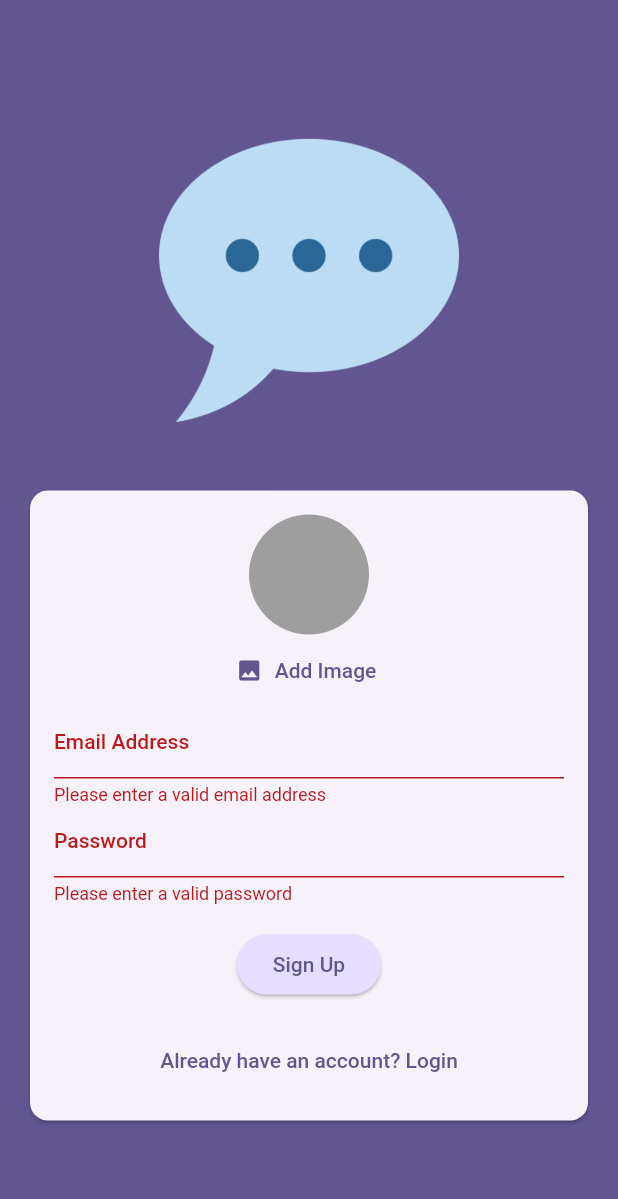
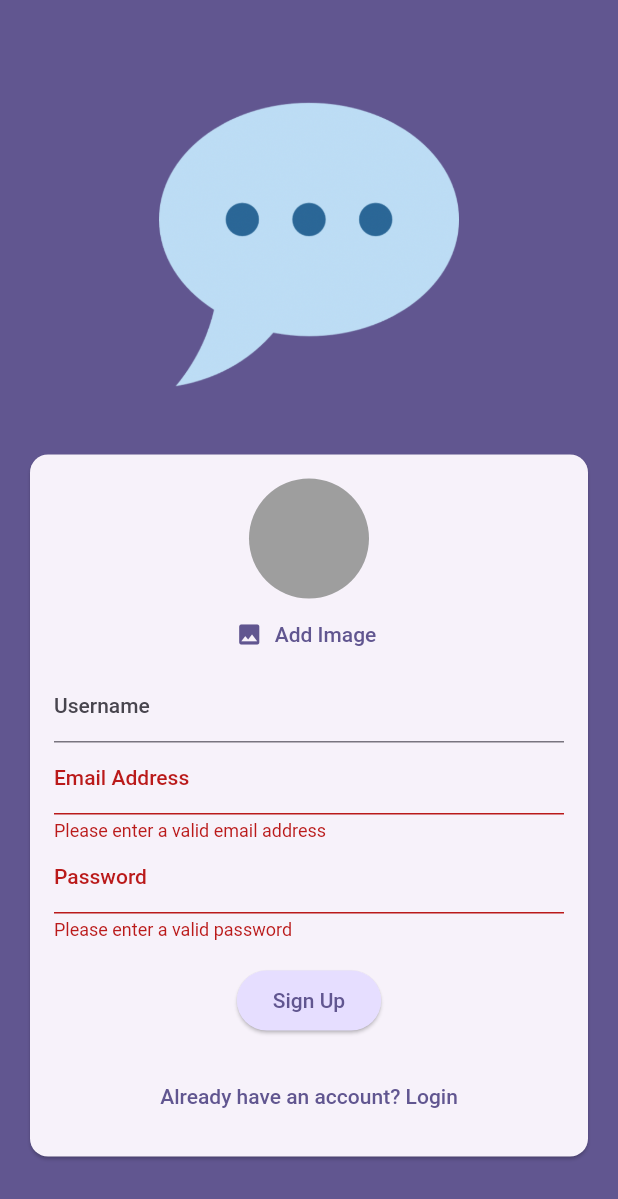
Before and after one commit to musharaffalikhan/chat_app_flutter, a Flutter app: the screen it shows after launch, after a tap on "Login", after a tap on "Create an account", on a phone screen of 412 x 824 dp. Shown: the top 1199 px of the screen. Run offline on Flutter 3.47's test engine with Material 2 defaults, Android fonts, the phone set to English and light mode, and no system bars; our stand-ins replace cloud_firestore, firebase_auth, firebase_core, firebase_storage, image_picker; accounts and stored records are empty.

Commit message:
Added username field in auth screen

```diff
--- a/lib/screens/auth.dart
+++ b/lib/screens/auth.dart
@@ -19,6 +19,7 @@ class _AuthScreenState extends State<AuthScreen> {
   final formKey = GlobalKey<FormState>();
   var _enteredEmail = "";
   var _enteredPassword = "";
+  var _enteredUsername = "";
   File? _selectedImage;
   var _isAuthenticating = false;
 
@@ -49,7 +50,7 @@ class _AuthScreenState extends State<AuthScreen> {
             .collection('users')
             .doc(userCredentials.user!.uid)
             .set({
-          'username': 'which has to done',
+          'username': _enteredUsername,
           'email': _enteredEmail,
           'image_url': imageURL,
         });
@@ -103,6 +104,24 @@ class _AuthScreenState extends State<AuthScreen> {
                             UserImagePicker(
                               onPickImage: (pickedImage) {
                                 _selectedImage = pickedImage;
+                              },
+                            ),
+                          if (!_isLogin)
+                            TextFormField(
+                              decoration: const InputDecoration(
+                                labelText: "Username",
+                              ),
+                              enableSuggestions: false,
+                              validator: (value) {
+                                if (value == null ||
+                                    value.isEmpty ||
+                                    value.trim().length <= 3) {
+                                  return "Please enter atleast 3 characters.";
+                                }
+                                return null;
+                              },
+                              onSaved: (value) {
+                                _enteredUsername = value!;
                               },
                             ),
                           TextFormField(
```
